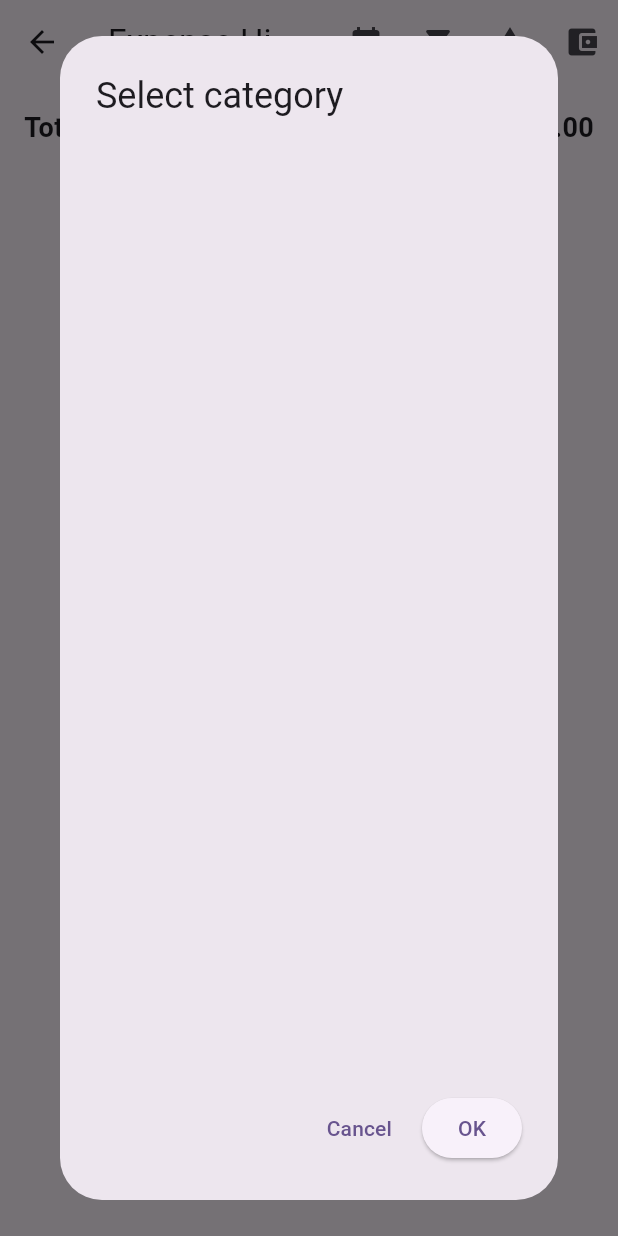
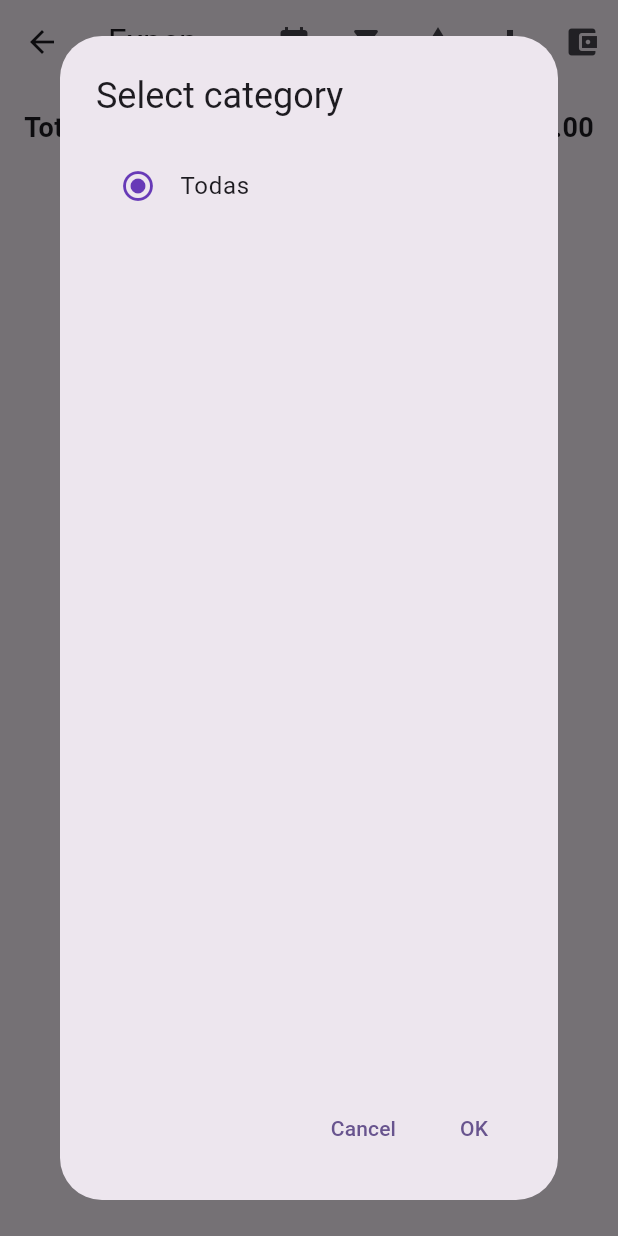
Before and after one commit to ErnestoAbril/LEG, a Flutter app: the HistorialGastosScreen screen opened directly, after a tap on the "category" icon, on a phone screen of 412 x 824 dp. Run offline on Flutter 3.47's test engine with Material 3 defaults, Android fonts, the phone set to English and light mode, and no system bars; our stand-ins replace audioplayers, fl_chart, hive_flutter, pdf, share_plus, shared_preferences and 1 more; missing offline and left inert: excel; accounts and stored records are empty.

Commit message:
UI: añadir animación entre gráficos, 'Todas' en selector de categoría y boton limpiar condicional

```diff
--- a/lib/main.dart
+++ b/lib/main.dart
@@ -1212,7 +1212,9 @@ class _HistorialGastosScreenState extends State<HistorialGastosScreen> {
 
   void _seleccionarCategoria(List<Gasto> gastos) async {
     final categorias = gastos.map((g) => g.categoria).toSet().toList();
-    String? seleccion = _categoriaSeleccionada;
+    // Incluye la opción 'Todas' al inicio para permitir deseleccionar desde el diálogo
+    final displayCategorias = <String>['Todas', ...categorias];
+    String seleccion = _categoriaSeleccionada ?? 'Todas';
     final seleccionada = await showDialog<String>(
       context: context,
       builder: (context) {
@@ -1223,9 +1225,9 @@ class _HistorialGastosScreenState extends State<HistorialGastosScreen> {
               content: SizedBox(
                 width: double.maxFinite,
                 child: SimpleRadioGroup<String>(
-                  values: categorias,
+                  values: displayCategorias,
                   selected: seleccion,
-                  onChanged: (v) => setStateDialog(() => seleccion = v),
+                  onChanged: (v) => setStateDialog(() => seleccion = v ?? 'Todas'),
                   itemBuilder: (cat, selected) => ListTile(
                     leading: Icon(
                       selected
@@ -1242,7 +1244,7 @@ class _HistorialGastosScreenState extends State<HistorialGastosScreen> {
                   onPressed: () => Navigator.of(context).pop(),
                   child: Text(AppLocalizations.of(context)!.cancel),
                 ),
-                ElevatedButton(
+                TextButton(
                   onPressed: () => Navigator.of(context).pop(seleccion),
                   child: Text(AppLocalizations.of(context)!.ok),
                 ),
@@ -1254,7 +1256,11 @@ class _HistorialGastosScreenState extends State<HistorialGastosScreen> {
     );
     if (seleccionada != null) {
       setState(() {
+        if (seleccionada == 'Todas') {
+          _categoriaSeleccionada = null;
+        } else {
           _categoriaSeleccionada = seleccionada;
+        }
       });
     }
   }
@@ -1446,9 +1452,13 @@ class _HistorialGastosScreenState extends State<HistorialGastosScreen> {
   @override
   Widget build(BuildContext context) {
     final gastos = GastoRepository.obtenerGastos();
-    final gastosFiltrados = _filtrarPorPeriodo(
-      gastos,
-    ); // Aplica tus filtros aquí
+    var gastosFiltrados = _filtrarPorPeriodo(gastos); // Aplica tus filtros aquí
+    // Aplica filtro por categoría si el usuario seleccionó una
+    if (_categoriaSeleccionada != null) {
+      gastosFiltrados = gastosFiltrados
+          .where((g) => g.categoria == _categoriaSeleccionada)
+          .toList();
+    }
     final total = gastosFiltrados.fold<double>(
       0,
       (s, g) =>
@@ -1484,6 +1494,24 @@ class _HistorialGastosScreenState extends State<HistorialGastosScreen> {
             tooltip: AppLocalizations.of(context)!.categoryLabel,
             onPressed: () => _seleccionarCategoria(gastos),
           ),
+          // Botón rápido para alternar el tipo de gráfico (barras <-> pastel)
+          IconButton(
+            icon: Icon(
+              _tipoGrafico == TipoGrafico.pastel
+                  ? Icons.pie_chart
+                  : Icons.bar_chart,
+            ),
+            tooltip: AppLocalizations.of(context)!.chartTypeLabel,
+            onPressed: () async {
+              setState(() {
+                _tipoGrafico = _tipoGrafico == TipoGrafico.pastel
+                    ? TipoGrafico.barras
+                    : TipoGrafico.pastel;
+              });
+              await PreferenciasUsuario.guardarTipoGrafico(_tipoGrafico);
+            },
+          ),
+          // (El botón de limpiar se muestra condicionalmente más abajo)
           IconButton(
             icon: const Icon(Icons.account_balance_wallet),
             tooltip: AppLocalizations.of(context)!.budgets,
@@ -1592,16 +1620,28 @@ class _HistorialGastosScreenState extends State<HistorialGastosScreen> {
                       ),
                     ),
                   ),
-                if (gastosFiltrados.isNotEmpty &&
-                    _tipoGrafico == TipoGrafico.barras)
-                  Builder(
+                if (gastosFiltrados.isNotEmpty)
+                  SizedBox(
+                    height: 220,
+                    child: AnimatedSwitcher(
+                      duration: const Duration(milliseconds: 350),
+                      transitionBuilder: (child, animation) {
+                        return FadeTransition(
+                          opacity: animation,
+                          child: ScaleTransition(scale: animation, child: child),
+                        );
+                      },
+                      child: _tipoGrafico == TipoGrafico.barras
+                          ? Builder(
+                              key: const ValueKey('bar'),
                               builder: (context) {
                                 final Map<String, double> data = {};
                                 for (var g in gastosFiltrados) {
                                   final monto = g.montoCents != null
                                       ? g.montoCents! / 100.0
                                       : (parseMonto(g.monto) ?? 0);
-                        data[g.categoria] = (data[g.categoria] ?? 0) + monto;
+                                  data[g.categoria] =
+                                      (data[g.categoria] ?? 0) + monto;
                                 }
                                 final colors = [
                                   Colors.blue,
@@ -1634,9 +1674,7 @@ class _HistorialGastosScreenState extends State<HistorialGastosScreen> {
                                   );
                                   i++;
                                 }
-                      return SizedBox(
-                        height: 220,
-                        child: BarChart(
+                                return BarChart(
                                   BarChartData(
                                     barGroups: groups,
                                     titlesData: FlTitlesData(
@@ -1669,12 +1707,23 @@ class _HistorialGastosScreenState extends State<HistorialGastosScreen> {
                                     ),
                                     barTouchData: BarTouchData(enabled: true),
                                   ),
-                        ),
-                      );
-                    },
-                  ),
-                if (gastosFiltrados.isNotEmpty &&
-                    _tipoGrafico == TipoGrafico.barras)
+                                );
+                              },
+                            )
+                          : SizedBox(
+                              key: const ValueKey('pie'),
+                              child: PieChart(
+                                PieChartData(
+                                  sections: _crearPieSections(gastosFiltrados),
+                                  centerSpaceRadius: 30,
+                                  sectionsSpace: 2,
+                                  pieTouchData: PieTouchData(enabled: true),
+                                ),
+                              ),
+                            ),
+                    ),
+                  ),
+                if (gastosFiltrados.isNotEmpty)
                   AnimatedSize(
                     duration: const Duration(milliseconds: 220),
                     curve: Curves.easeInOut,
@@ -1685,39 +1734,7 @@ class _HistorialGastosScreenState extends State<HistorialGastosScreen> {
                         child: Column(
                           mainAxisSize: MainAxisSize.min,
                           children: [
-                            _buildBarLegend(gastosFiltrados),
-                            const SizedBox(height: 8),
-                          ],
-                        ),
-                      ),
-                    ),
-                  ),
-                if (gastosFiltrados.isNotEmpty &&
-                    _tipoGrafico == TipoGrafico.pastel)
-                  SizedBox(
-                    height: 220,
-                    child: PieChart(
-                      PieChartData(
-                        sections: _crearPieSections(gastosFiltrados),
-                        centerSpaceRadius: 30,
-                        sectionsSpace: 2,
-                        pieTouchData: PieTouchData(enabled: true),
-                      ),
-                    ),
-                  ),
-                if (gastosFiltrados.isNotEmpty &&
-                    _tipoGrafico == TipoGrafico.pastel)
-                  AnimatedSize(
-                    duration: const Duration(milliseconds: 220),
-                    curve: Curves.easeInOut,
-                    child: ClipRect(
-                      child: Align(
-                        heightFactor: _mostrarLeyenda ? 1.0 : 0.0,
-                        alignment: Alignment.topCenter,
-                        child: Column(
-                          mainAxisSize: MainAxisSize.min,
-                          children: [
-                            _buildPieLegend(gastosFiltrados),
+                            if (_tipoGrafico == TipoGrafico.barras) _buildBarLegend(gastosFiltrados) else _buildPieLegend(gastosFiltrados),
                             const SizedBox(height: 8),
                           ],
                         ),
```
Lines whose indentation alone changed are shown as unchanged.
